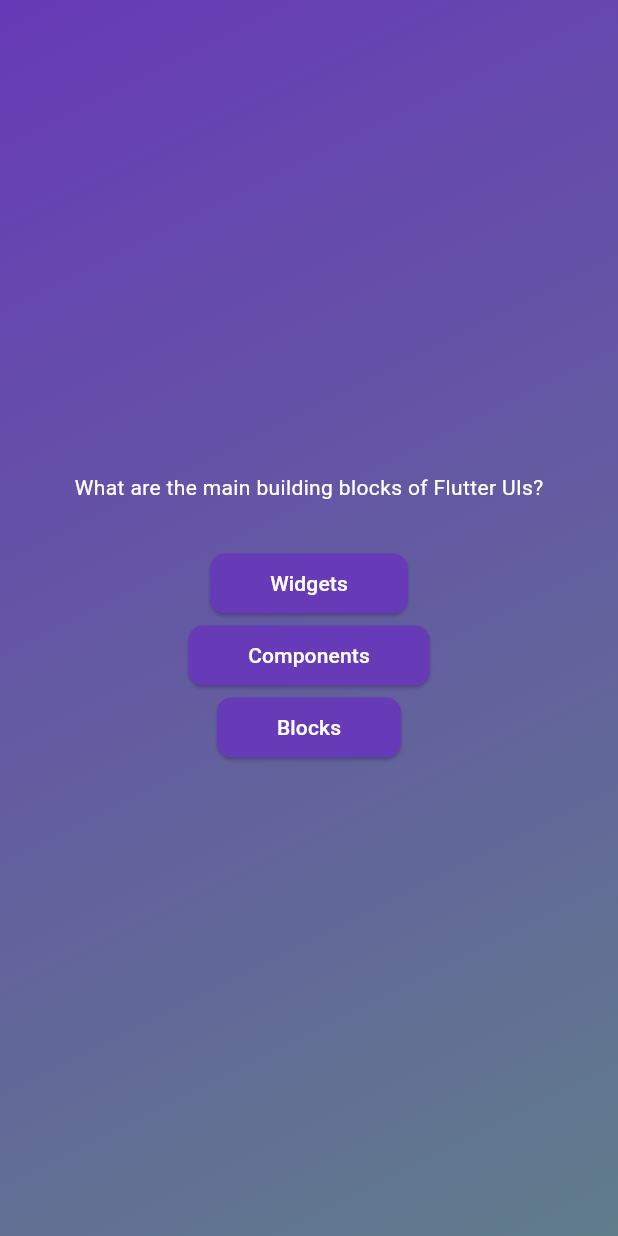
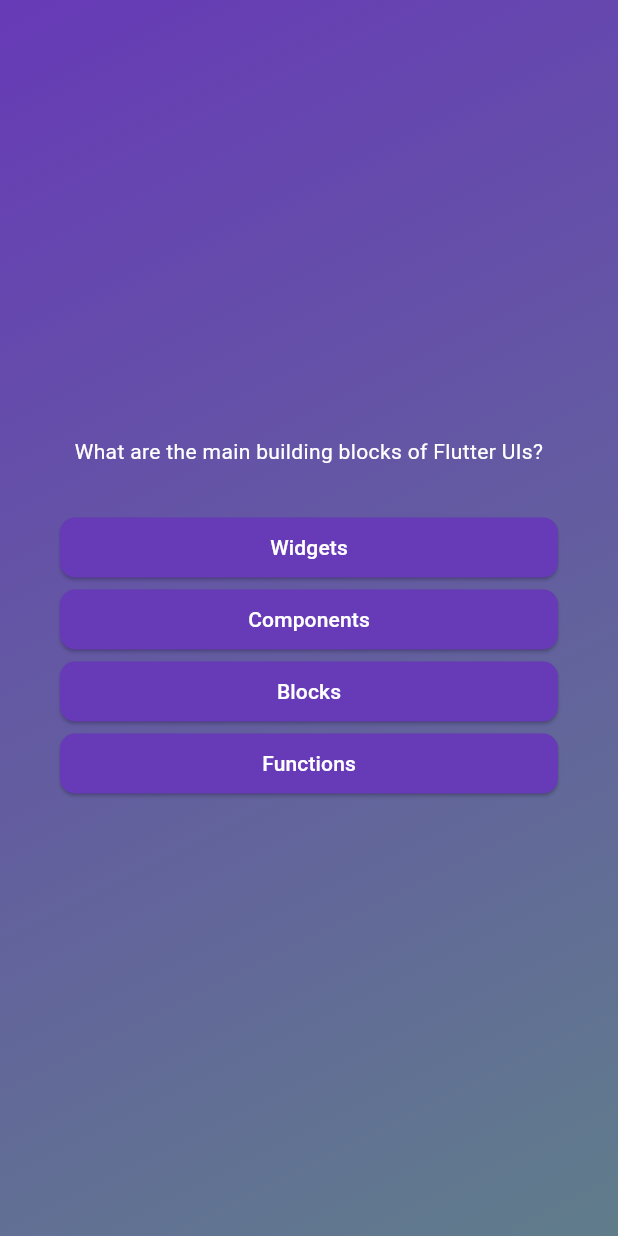
Before and after one commit to Danielfts/flutter_projects, a Flutter app: the screen it shows after launch, after a tap on "Start Quiz", on a phone screen of 412 x 824 dp. Run offline on Flutter 3.47's test engine with Material 3 defaults, Android fonts, the phone set to English and light mode, and no system bars.

Commit message:
completed 74

```diff
--- a/adv_basics/lib/questions_screen.dart
+++ b/adv_basics/lib/questions_screen.dart
@@ -18,29 +18,25 @@ class _QuestionsScreenState extends State<QuestionsScreen> {
 
     return SizedBox(
       width: double.infinity,
+      child: Container(
+        margin: const EdgeInsets.all(40),
         child: Column(
           mainAxisAlignment: MainAxisAlignment.center,
+          crossAxisAlignment: CrossAxisAlignment.stretch,
           children: [
             Text(
+              textAlign: TextAlign.center,
               style: TextStyle(color: Colors.white),
               currentQuestion.text,
             ),
             SizedBox(
               height: 30,
             ),
-          AnswerButton(
-            answerText: currentQuestion.answers[0],
-            onPressed: () {},
-          ),
-          AnswerButton(
-            answerText: currentQuestion.answers[1],
-            onPressed: () {},
-          ),
-          AnswerButton(
-            answerText: currentQuestion.answers[2],
-            onPressed: () {},
+            ...currentQuestion.answers.map(
+              (e) => AnswerButton(answerText: e, onPressed: () {}),
             ),
           ],
+        ),
       ),
     );
   }
```
Lines whose indentation alone changed are shown as unchanged.
